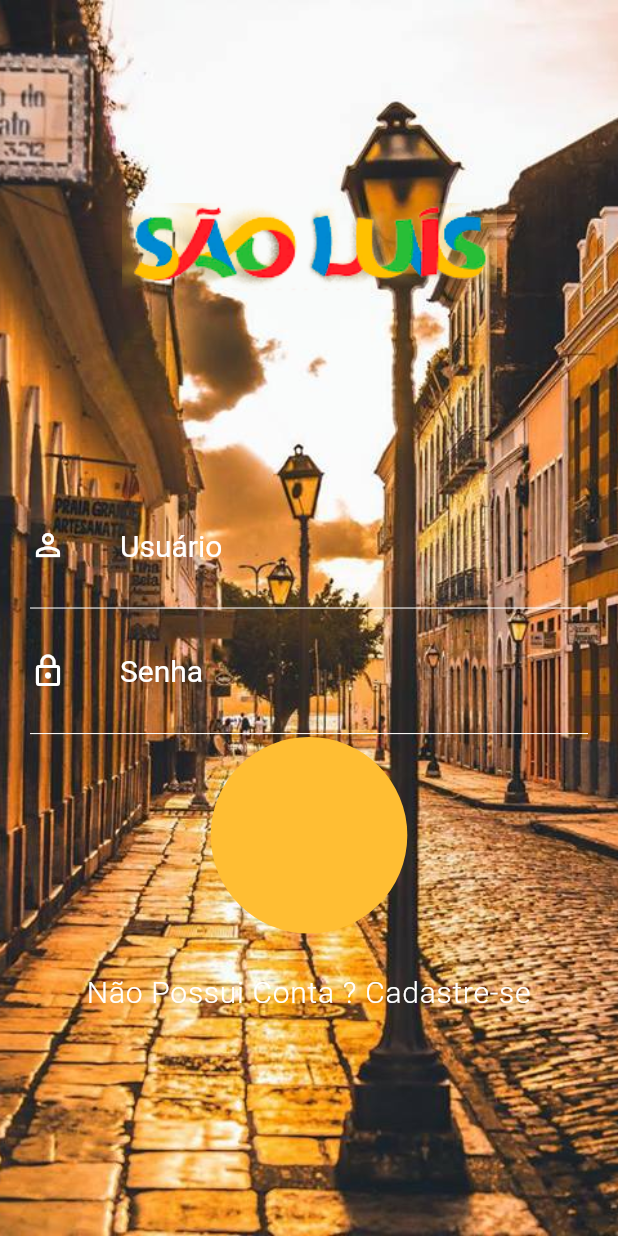
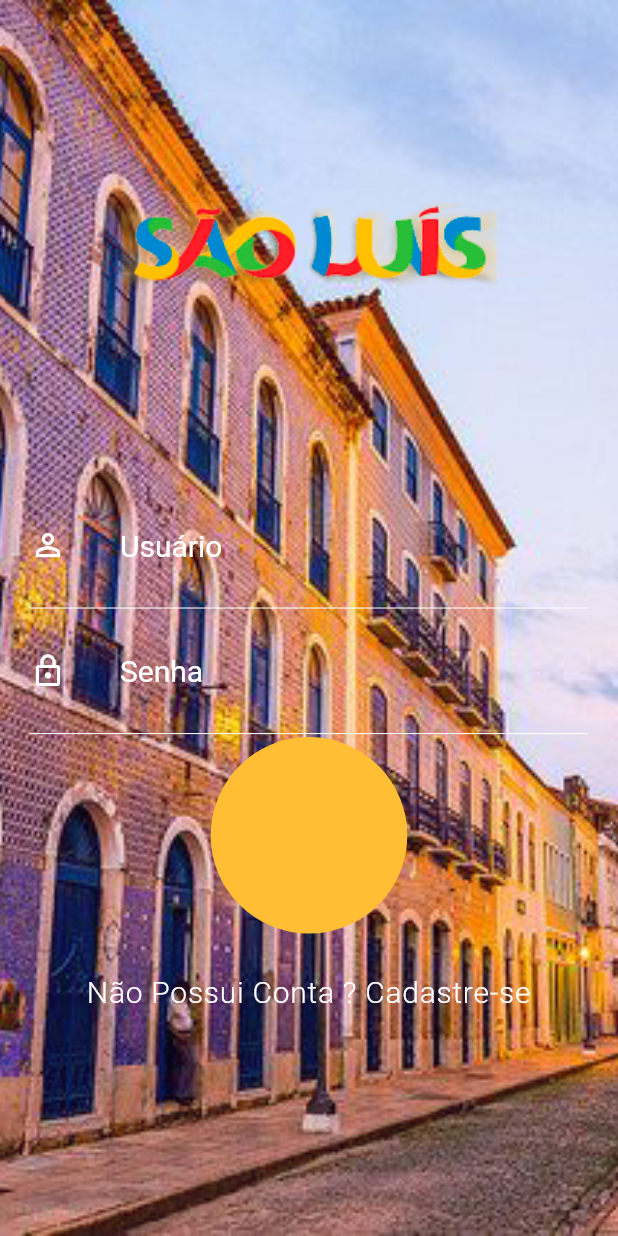
Before and after one commit to jhonnyrobert/ProjetoTurismoUema, a Flutter app: the screen it shows after launch, after a tap on "Não Possui Conta ? Cadastre-se", on a phone screen of 412 x 824 dp. Run offline on Flutter 3.47's test engine with Material 2 defaults, Android fonts, the phone set to English and light mode, and no system bars.

Commit message:
Icone e Transição
adcionado do app, e transição suave entre tela de login e home page

```diff
--- a/qr_code/lib/screens/login/login_screen.dart
+++ b/qr_code/lib/screens/login/login_screen.dart
@@ -1,4 +1,5 @@
 import 'package:flutter/material.dart';
+import 'package:qr_code/screens/home/home_screen.dart';
 import 'package:qr_code/screens/login/widgets/form_container.dart';
 import 'package:qr_code/screens/login/widgets/sign_up_button.dart';
 import 'package:qr_code/screens/login/widgets/stagger_animation.dart';
@@ -20,6 +21,14 @@ class _LoginScreenState extends State<LoginScreen>
       vsync: this,
       duration: Duration(seconds: 2),
     );
+
+    // chamada da outra tela
+    _animationController.addStatusListener((status) {
+      if (status == AnimationStatus.completed) {
+        Navigator.of(context).pushReplacement(
+            MaterialPageRoute(builder: (context) => HomeScreen()));
+      }
+    });
   }
 
   @override
@@ -37,7 +46,7 @@ class _LoginScreenState extends State<LoginScreen>
       body: Container(
         decoration: BoxDecoration(
           image: DecorationImage(
-              image: AssetImage("images/luz.jpg"), fit: BoxFit.cover),
+              image: AssetImage("images/centro.jpg"), fit: BoxFit.cover),
         ),
         child: ListView(
           padding: EdgeInsets.zero,
--- a/qr_code/lib/screens/login/widgets/stagger_animation.dart
+++ b/qr_code/lib/screens/login/widgets/stagger_animation.dart
@@ -24,6 +24,8 @@ class StaggerAnimation extends StatelessWidget {
           onTap: () {
             controller.forward();
           },
+          child: Hero(
+              tag: "fade",
               child: buttonZoomOut.value <= 60
                   ? Container(
                       width: buttonSqueeze.value,
@@ -31,7 +33,8 @@ class StaggerAnimation extends StatelessWidget {
                       alignment: Alignment.center,
                       decoration: BoxDecoration(
                           color: Color.fromRGBO(40, 155, 245, 1.0),
-                      borderRadius: BorderRadius.all(Radius.circular(30.0))),
+                          borderRadius:
+                              BorderRadius.all(Radius.circular(30.0))),
                       child: _buildInside(context))
                   : Container(
                       width: buttonZoomOut.value,
@@ -41,7 +44,7 @@ class StaggerAnimation extends StatelessWidget {
                           shape: buttonZoomOut.value < 500
                               ? BoxShape.circle
                               : BoxShape.rectangle),
-                )),
+                    ))),
     );
   }
 
```
Also changed, not shown: qr_code/pubspec.yaml (+7 -0 lines), qr_code/images/icon.png (added), qr_code/pubspec.lock, 20 other files. Lines whose indentation alone changed are shown as unchanged.
